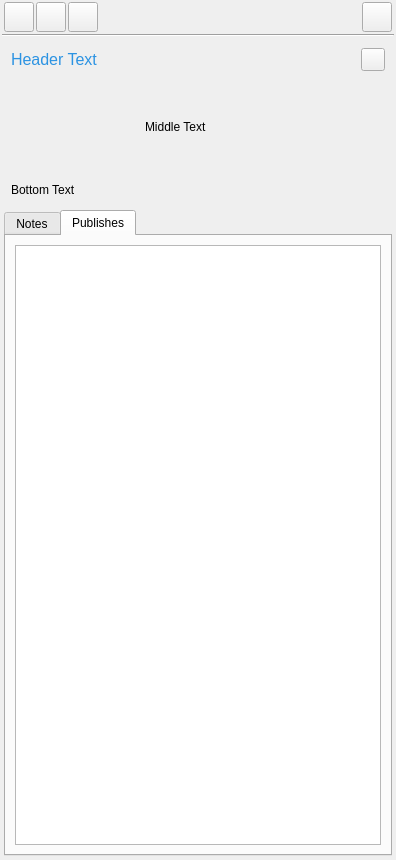
Before: the Qt Designer form resources/dialog.ui in shotgunsoftware/tk-multi-shotgunpanel, drawn with Qt 5.
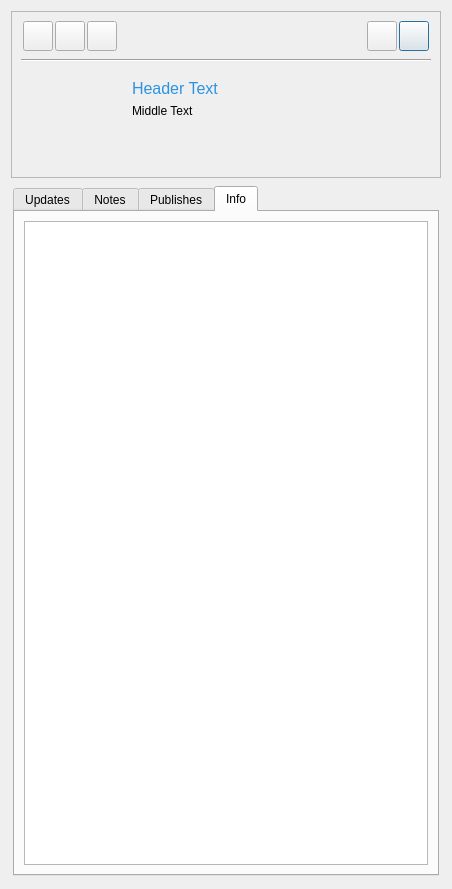
After: the same form once the commit is applied. The open tabs and pages were chosen to show the change. Icons and pictures are not drawn. Custom widgets are drawn as their Qt base class.

Commit message: Lots of tweaks to styling. - top area now is contained inside a single gray box - lots of qss tweaks - added a user button in the top toolbar - added activity stream placeholders - added info tabs to versions and publishes

Patch:
```diff
--- a/resources/dialog.ui
+++ b/resources/dialog.ui
@@ -6,19 +6,25 @@
    <rect>
     <x>0</x>
     <y>0</y>
-    <width>396</width>
-    <height>860</height>
+    <width>452</width>
+    <height>889</height>
    </rect>
   </property>
   <property name="windowTitle">
    <string>Shotgun Browser</string>
   </property>
-  <layout class="QVBoxLayout" name="verticalLayout_7">
+  <layout class="QVBoxLayout" name="verticalLayout_17">
+   <item>
+    <widget class="QFrame" name="top_group">
+     <property name="frameShape">
+      <enum>QFrame::StyledPanel</enum>
+     </property>
+     <property name="frameShadow">
+      <enum>QFrame::Raised</enum>
+     </property>
+     <layout class="QVBoxLayout" name="verticalLayout_18">
    <property name="spacing">
-    <number>2</number>
-   </property>
-   <property name="margin">
-    <number>2</number>
+       <number>8</number>
    </property>
    <item>
     <widget class="QStackedWidget" name="header_stack">
@@ -133,7 +139,36 @@
           </size>
          </property>
          <property name="toolTip">
-          <string>&lt;i&gt;Go forward&lt;/i&gt; in the folder history.</string>
+             <string>Search for things in Shotgun.</string>
+            </property>
+           </widget>
+          </item>
+          <item>
+           <widget class="QPushButton" name="current_user">
+            <property name="minimumSize">
+             <size>
+              <width>30</width>
+              <height>30</height>
+             </size>
+            </property>
+            <property name="maximumSize">
+             <size>
+              <width>30</width>
+              <height>30</height>
+             </size>
+            </property>
+            <property name="icon">
+             <iconset resource="resources.qrc">
+              <normaloff>:/tk_multi_infopanel/default_user_thumb.png</normaloff>:/tk_multi_infopanel/default_user_thumb.png</iconset>
+            </property>
+            <property name="iconSize">
+             <size>
+              <width>30</width>
+              <height>30</height>
+             </size>
+            </property>
+            <property name="flat">
+             <bool>false</bool>
          </property>
         </widget>
        </item>
@@ -189,39 +224,21 @@
    </item>
    <item>
     <widget class="QWidget" name="details" native="true">
+        <layout class="QHBoxLayout" name="horizontalLayout_2">
+         <item>
      <layout class="QGridLayout" name="gridLayout">
-      <item row="2" column="1" colspan="2">
-       <widget class="QLabel" name="details_text_middle">
-        <property name="text">
-         <string>Middle Text</string>
-        </property>
-        <property name="wordWrap">
-         <bool>true</bool>
-        </property>
-       </widget>
-      </item>
-      <item row="3" column="0" colspan="3">
-       <widget class="QLabel" name="details_text_bottom">
-        <property name="text">
-         <string>Bottom Text</string>
-        </property>
-        <property name="wordWrap">
-         <bool>true</bool>
-        </property>
-       </widget>
-      </item>
-      <item row="2" column="0">
+           <item row="0" column="0">
        <widget class="VersionLabel" name="details_thumb">
         <property name="minimumSize">
          <size>
-          <width>128</width>
-          <height>100</height>
+               <width>96</width>
+               <height>80</height>
          </size>
         </property>
         <property name="maximumSize">
          <size>
-          <width>128</width>
-          <height>100</height>
+               <width>96</width>
+               <height>80</height>
          </size>
         </property>
         <property name="text">
@@ -233,27 +250,85 @@
         <property name="scaledContents">
          <bool>true</bool>
         </property>
-       </widget>
-      </item>
-      <item row="1" column="2">
-       <widget class="QToolButton" name="details_action_btn">
-        <property name="icon">
-         <iconset resource="resources.qrc">
-          <normaloff>:/tk_multi_infopanel/down_arrow.png</normaloff>:/tk_multi_infopanel/down_arrow.png</iconset>
-        </property>
-       </widget>
-      </item>
-      <item row="1" column="0" colspan="2">
+             <property name="alignment">
+              <set>Qt::AlignLeading|Qt::AlignLeft|Qt::AlignTop</set>
+             </property>
+            </widget>
+           </item>
+           <item row="1" column="0">
+            <spacer name="verticalSpacer">
+             <property name="orientation">
+              <enum>Qt::Vertical</enum>
+             </property>
+             <property name="sizeType">
+              <enum>QSizePolicy::Maximum</enum>
+             </property>
+             <property name="sizeHint" stdset="0">
+              <size>
+               <width>20</width>
+               <height>0</height>
+              </size>
+             </property>
+            </spacer>
+           </item>
+           <item row="0" column="1" rowspan="2">
+            <layout class="QVBoxLayout" name="verticalLayout_7">
+             <item>
        <widget class="QLabel" name="details_text_header">
+               <property name="sizePolicy">
+                <sizepolicy hsizetype="Preferred" vsizetype="Maximum">
+                 <horstretch>0</horstretch>
+                 <verstretch>0</verstretch>
+                </sizepolicy>
+               </property>
         <property name="styleSheet">
          <string notr="true">font-size: 16px; color: #2C93E2</string>
         </property>
         <property name="text">
          <string>Header Text</string>
         </property>
+               <property name="alignment">
+                <set>Qt::AlignLeading|Qt::AlignLeft|Qt::AlignTop</set>
+               </property>
         <property name="wordWrap">
          <bool>true</bool>
         </property>
+              </widget>
+             </item>
+             <item>
+              <widget class="QLabel" name="details_text_middle">
+               <property name="text">
+                <string>Middle Text</string>
+               </property>
+               <property name="alignment">
+                <set>Qt::AlignLeading|Qt::AlignLeft|Qt::AlignTop</set>
+               </property>
+               <property name="wordWrap">
+                <bool>true</bool>
+               </property>
+              </widget>
+             </item>
+             <item>
+              <spacer name="verticalSpacer_2">
+               <property name="orientation">
+                <enum>Qt::Vertical</enum>
+               </property>
+               <property name="sizeType">
+                <enum>QSizePolicy::Expanding</enum>
+               </property>
+               <property name="sizeHint" stdset="0">
+                <size>
+                 <width>20</width>
+                 <height>0</height>
+                </size>
+               </property>
+              </spacer>
+             </item>
+            </layout>
+           </item>
+          </layout>
+         </item>
+        </layout>
        </widget>
       </item>
      </layout>
@@ -499,8 +574,28 @@
        <item>
         <widget class="QTabWidget" name="version_tab_widget">
          <property name="currentIndex">
-          <number>1</number>
+          <number>3</number>
          </property>
+         <widget class="QWidget" name="version_activity_tab">
+          <attribute name="title">
+           <string>Updates</string>
+          </attribute>
+          <layout class="QVBoxLayout" name="verticalLayout_20">
+           <item>
+            <widget class="NoteInputWidget" name="version_note_input" native="true">
+             <property name="minimumSize">
+              <size>
+               <width>0</width>
+               <height>40</height>
+              </size>
+             </property>
+            </widget>
+           </item>
+           <item>
+            <widget class="ActivityStreamWidget" name="version_activity_stream" native="true"/>
+           </item>
+          </layout>
+         </widget>
          <widget class="QWidget" name="version_note_tab">
           <attribute name="title">
            <string>Notes</string>
@@ -551,6 +646,29 @@
            </item>
           </layout>
          </widget>
+         <widget class="QWidget" name="version_info_tab">
+          <attribute name="title">
+           <string>Info</string>
+          </attribute>
+          <layout class="QVBoxLayout" name="verticalLayout_21">
+           <item>
+            <widget class="QTableView" name="version_info_view">
+             <property name="editTriggers">
+              <set>QAbstractItemView::NoEditTriggers</set>
+             </property>
+             <property name="selectionBehavior">
+              <enum>QAbstractItemView::SelectRows</enum>
+             </property>
+             <property name="sortingEnabled">
+              <bool>true</bool>
+             </property>
+             <attribute name="horizontalHeaderStretchLastSection">
+              <bool>true</bool>
+             </attribute>
+            </widget>
+           </item>
+          </layout>
+         </widget>
         </widget>
        </item>
       </layout>
@@ -589,6 +707,12 @@
    <extends>QLineEdit</extends>
    <header>..widgets.global_search_widget</header>
   </customwidget>
+  <customwidget>
+   <class>ActivityStreamWidget</class>
+   <extends>QWidget</extends>
+   <header>..widgets.activity_stream</header>
+   <container>1</container>
+  </customwidget>
  </customwidgets>
  <resources>
   <include location="resources.qrc"/>
```
Left out of the diff: 81 changed lines with no effect on the pictures. Lines whose indentation alone changed are shown as unchanged. The commit also changes 28 other files.
